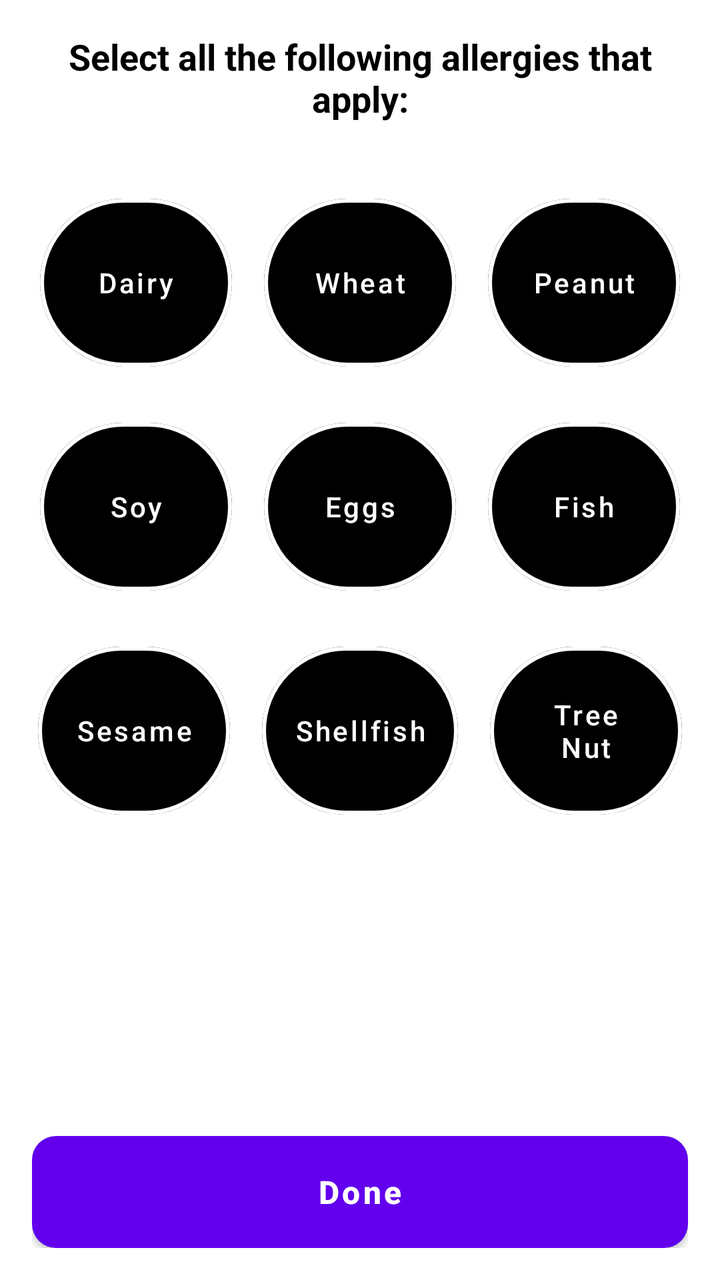
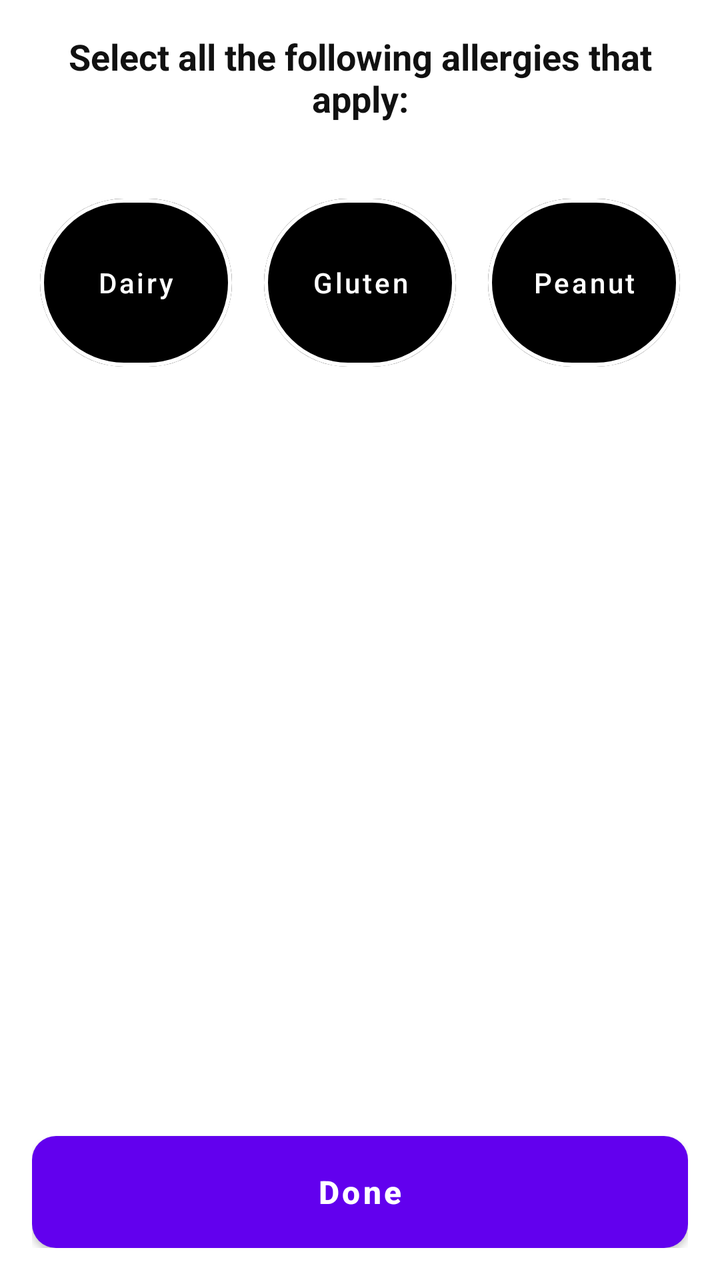

An Android layout rendered at two revisions. The XML below is the earlier revision; the diff shows what the commit changed to produce the second picture.
<!-- AndroidManifest.xml: application theme Theme.fitbite -->
<!-- res/layout/settings_changeallergies.xml -->
<?xml version="1.0" encoding="utf-8"?>
<androidx.constraintlayout.widget.ConstraintLayout
    xmlns:android="http://schemas.android.com/apk/res/android"
    xmlns:app="http://schemas.android.com/apk/res-auto"
    android:layout_width="match_parent"
    android:layout_height="match_parent"
    android:padding="16dp">

    
    <TextView
        android:id="@+id/tvTitle"
        android:layout_width="0dp"
        android:layout_height="wrap_content"
        android:text="Select all the following allergies that apply:"
        android:textColor="@color/textPrimary"
        android:textSize="18sp"
        android:textStyle="bold"
        android:gravity="center"
        app:layout_constraintTop_toTopOf="parent"
        app:layout_constraintStart_toStartOf="parent"
        app:layout_constraintEnd_toEndOf="parent" />

    
    <LinearLayout
        android:id="@+id/allergyRowsContainer"
        android:layout_width="wrap_content"
        android:layout_height="wrap_content"
        android:orientation="vertical"
        android:gravity="center"
        android:layout_marginTop="32dp"
        app:layout_constraintTop_toBottomOf="@id/tvTitle"
        app:layout_constraintStart_toStartOf="parent"
        app:layout_constraintEnd_toEndOf="parent">

        
        <LinearLayout
            android:layout_width="wrap_content"
            android:layout_height="wrap_content"
            android:orientation="horizontal"
            android:gravity="center"
            android:layout_marginBottom="16dp">

            <com.google.android.material.button.MaterialButton
                android:id="@+id/btnDairy"
                style="@style/Widget.MaterialComponents.Button.OutlinedButton"
                android:layout_width="96dp"
                android:layout_height="96dp"
                android:text="Dairy"
                android:textAllCaps="false"
                android:textColor="#FFFFFF"
                android:checkable="true"
                app:cornerRadius="48dp"
                app:strokeColor="#FFFFFF"
                app:strokeWidth="2dp"
                app:backgroundTint="@color/settings_allergybuttoncheck" />

            <com.google.android.material.button.MaterialButton
                android:id="@+id/btnWheat"
                style="@style/Widget.MaterialComponents.Button.OutlinedButton"
                android:layout_width="96dp"
                android:layout_height="96dp"
                android:layout_marginStart="16dp"
                android:text="Wheat"
                android:textAllCaps="false"
                android:textColor="#FFFFFF"
                android:checkable="true"
                app:cornerRadius="48dp"
                app:strokeColor="#FFFFFF"
                app:strokeWidth="2dp"
                app:backgroundTint="@color/settings_allergybuttoncheck" />

            <com.google.android.material.button.MaterialButton
                android:id="@+id/btnPeanut"
                style="@style/Widget.MaterialComponents.Button.OutlinedButton"
                android:layout_width="96dp"
                android:layout_height="96dp"
                android:layout_marginStart="16dp"
                android:text="Peanut"
                android:textAllCaps="false"
                android:textColor="#FFFFFF"
                android:checkable="true"
                app:cornerRadius="48dp"
                app:strokeColor="#FFFFFF"
                app:strokeWidth="2dp"
                app:backgroundTint="@color/settings_allergybuttoncheck" />
        </LinearLayout>

        
        <LinearLayout
            android:layout_width="wrap_content"
            android:layout_height="wrap_content"
            android:orientation="horizontal"
            android:gravity="center"
            android:layout_marginBottom="16dp">

            <com.google.android.material.button.MaterialButton
                android:id="@+id/btnSoy"
                style="@style/Widget.MaterialComponents.Button.OutlinedButton"
                android:layout_width="96dp"
                android:layout_height="96dp"
                android:text="Soy"
                android:textAllCaps="false"
                android:textColor="#FFFFFF"
                android:checkable="true"
                app:cornerRadius="48dp"
                app:strokeColor="#FFFFFF"
                app:strokeWidth="2dp"
                app:backgroundTint="@color/settings_allergybuttoncheck" />

            <com.google.android.material.button.MaterialButton
                android:id="@+id/btnEggs"
                style="@style/Widget.MaterialComponents.Button.OutlinedButton"
                android:layout_width="96dp"
                android:layout_height="96dp"
                android:layout_marginStart="16dp"
                android:text="Eggs"
                android:textAllCaps="false"
                android:textColor="#FFFFFF"
                android:checkable="true"
                app:cornerRadius="48dp"
                app:strokeColor="#FFFFFF"
                app:strokeWidth="2dp"
                app:backgroundTint="@color/settings_allergybuttoncheck" />

            <com.google.android.material.button.MaterialButton
                android:id="@+id/btnFish"
                style="@style/Widget.MaterialComponents.Button.OutlinedButton"
                android:layout_width="96dp"
                android:layout_height="96dp"
                android:layout_marginStart="16dp"
                android:text="Fish"
                android:textAllCaps="false"
                android:textColor="#FFFFFF"
                android:checkable="true"
                app:cornerRadius="48dp"
                app:strokeColor="#FFFFFF"
                app:strokeWidth="2dp"
                app:backgroundTint="@color/settings_allergybuttoncheck" />
        </LinearLayout>

        
        <LinearLayout
            android:layout_width="wrap_content"
            android:layout_height="wrap_content"
            android:orientation="horizontal"
            android:gravity="center">

            <com.google.android.material.button.MaterialButton
                android:id="@+id/btnSesame"
                style="@style/Widget.MaterialComponents.Button.OutlinedButton"
                android:layout_width="96dp"
                android:layout_height="96dp"
                android:text="Sesame"
                android:textAllCaps="false"
                android:textColor="#FFFFFF"
                android:checkable="true"
                app:cornerRadius="48dp"
                app:strokeColor="#FFFFFF"
                app:strokeWidth="2dp"
                app:backgroundTint="@color/settings_allergybuttoncheck" />

            <com.google.android.material.button.MaterialButton
                android:id="@+id/btnShellfish"
                style="@style/Widget.MaterialComponents.Button.OutlinedButton"
		android:layout_width="wrap_content"
		android:minWidth="96dp"
                android:layout_height="96dp"
                android:layout_marginStart="16dp"
                android:text="Shellfish"
                android:textAllCaps="false"
                android:textColor="#FFFFFF"
                android:checkable="true"
                app:cornerRadius="48dp"
                app:strokeColor="#FFFFFF"
                app:strokeWidth="2dp"
                app:backgroundTint="@color/settings_allergybuttoncheck" />

            <com.google.android.material.button.MaterialButton
                android:id="@+id/btnTreeNut"
                style="@style/Widget.MaterialComponents.Button.OutlinedButton"
                android:layout_width="96dp"
                android:layout_height="96dp"
                android:layout_marginStart="16dp"
                android:text="Tree Nut"
                android:textAllCaps="false"
                android:textColor="#FFFFFF"
                android:checkable="true"
                app:cornerRadius="48dp"
                app:strokeColor="#FFFFFF"
                app:strokeWidth="2dp"
                app:backgroundTint="@color/settings_allergybuttoncheck" />
        </LinearLayout>

    </LinearLayout>

    
    <Button
        android:id="@+id/btnDone"
        android:layout_width="0dp"
        android:layout_height="56dp"
        android:text="Done"
        android:textAllCaps="false"
        android:textSize="16sp"
        android:textStyle="bold"
        android:textColor="#FFFFFF"
        android:background="@drawable/button_enabled_background"
        app:layout_constraintBottom_toBottomOf="parent"
        app:layout_constraintStart_toStartOf="parent"
        app:layout_constraintEnd_toEndOf="parent" />

</androidx.constraintlayout.widget.ConstraintLayout>
<!-- resources referenced by this layout -->
<resources>
  <color name="textPrimary">#000000</color>
  <!-- drawable button_enabled_background (drawable) -->
  <shape xmlns:android="http://schemas.android.com/apk/res/android"
      android:shape="rectangle">
      <solid android:color="#FFFFFF" />
      <corners android:radius="12dp" />
  </shape>
  <style name="Theme.fitbite" parent="Theme.MaterialComponents.DayNight.NoActionBar">
          
          <item name="colorPrimary">@color/purple_500</item>
          <item name="colorPrimaryVariant">@color/purple_700</item>
          <item name="colorOnPrimary">@color/white</item>
          
          <item name="colorSecondary">@color/teal_200</item>
          <item name="colorSecondaryVariant">@color/teal_700</item>
          <item name="colorOnSecondary">@color/black</item>
          
          <item name="android:statusBarColor">?attr/colorPrimaryVariant</item>
          
      </style>
  <color name="purple_500">#FF6200EE</color>
  <color name="purple_700">#FF3700B3</color>
  <color name="white">#FFFFFFFF</color>
  <color name="teal_200">#FF03DAC5</color>
  <color name="teal_700">#FF018786</color>
  <color name="black">#FF000000</color>
</resources>

<!-- the commit's change to res/layout/settings_changeallergies.xml (unified diff, before → after) -->
@@ -22,175 +22,59 @@
 
     
     <LinearLayout
-        android:id="@+id/allergyRowsContainer"
+        android:id="@+id/allergyContainer"
         android:layout_width="wrap_content"
         android:layout_height="wrap_content"
-        android:orientation="vertical"
+        android:orientation="horizontal"
         android:gravity="center"
         android:layout_marginTop="32dp"
         app:layout_constraintTop_toBottomOf="@id/tvTitle"
         app:layout_constraintStart_toStartOf="parent"
         app:layout_constraintEnd_toEndOf="parent">
 
-        
-        <LinearLayout
-            android:layout_width="wrap_content"
-            android:layout_height="wrap_content"
-            android:orientation="horizontal"
-            android:gravity="center"
-            android:layout_marginBottom="16dp">
+        <com.google.android.material.button.MaterialButton
+            android:id="@+id/btnDairy"
+            style="@style/Widget.MaterialComponents.Button.OutlinedButton"
+            android:layout_width="96dp"
+            android:layout_height="96dp"
+            android:text="Dairy"
+            android:textAllCaps="false"
+            android:textColor="#FFFFFF"
+            android:checkable="true"
+            app:cornerRadius="48dp"
+            app:strokeColor="#FFFFFF"
+            app:strokeWidth="2dp"
+	    app:backgroundTint="@color/settings_allergybuttoncheck" />
 
-            <com.google.android.material.button.MaterialButton
-                android:id="@+id/btnDairy"
-                style="@style/Widget.MaterialComponents.Button.OutlinedButton"
-                android:layout_width="96dp"
-                android:layout_height="96dp"
-                android:text="Dairy"
-                android:textAllCaps="false"
-                android:textColor="#FFFFFF"
-                android:checkable="true"
-                app:cornerRadius="48dp"
-                app:strokeColor="#FFFFFF"
-                app:strokeWidth="2dp"
-                app:backgroundTint="@color/settings_allergybuttoncheck" />
+        <com.google.android.material.button.MaterialButton
+            android:id="@+id/btnGluten"
+            style="@style/Widget.MaterialComponents.Button.OutlinedButton"
+            android:layout_width="96dp"
+            android:layout_height="96dp"
+            android:layout_marginStart="16dp"
+            android:text="Gluten"
+            android:textAllCaps="false"
+            android:textColor="#FFFFFF"
+            android:checkable="true"
+            app:cornerRadius="48dp"
+            app:strokeColor="#FFFFFF"
+            app:strokeWidth="2dp"
+	    app:backgroundTint="@color/settings_allergybuttoncheck" />
 
-            <com.google.android.material.button.MaterialButton
-                android:id="@+id/btnWheat"
-                style="@style/Widget.MaterialComponents.Button.OutlinedButton"
-                android:layout_width="96dp"
-                android:layout_height="96dp"
-                android:layout_marginStart="16dp"
-                android:text="Wheat"
-                android:textAllCaps="false"
-                android:textColor="#FFFFFF"
-                android:checkable="true"
-                app:cornerRadius="48dp"
-                app:strokeColor="#FFFFFF"
-                app:strokeWidth="2dp"
-                app:backgroundTint="@color/settings_allergybuttoncheck" />
-
-            <com.google.android.material.button.MaterialButton
-                android:id="@+id/btnPeanut"
-                style="@style/Widget.MaterialComponents.Button.OutlinedButton"
-                android:layout_width="96dp"
-                android:layout_height="96dp"
-                android:layout_marginStart="16dp"
-                android:text="Peanut"
-                android:textAllCaps="false"
-                android:textColor="#FFFFFF"
-                android:checkable="true"
-                app:cornerRadius="48dp"
-                app:strokeColor="#FFFFFF"
-                app:strokeWidth="2dp"
-                app:backgroundTint="@color/settings_allergybuttoncheck" />
-        </LinearLayout>
-
-        
-        <LinearLayout
-            android:layout_width="wrap_content"
-            android:layout_height="wrap_content"
-            android:orientation="horizontal"
-            android:gravity="center"
-            android:layout_marginBottom="16dp">
-
-            <com.google.android.material.button.MaterialButton
-                android:id="@+id/btnSoy"
-                style="@style/Widget.MaterialComponents.Button.OutlinedButton"
-                android:layout_width="96dp"
-                android:layout_height="96dp"
-                android:text="Soy"
-                android:textAllCaps="false"
-                android:textColor="#FFFFFF"
-                android:checkable="true"
-                app:cornerRadius="48dp"
-                app:strokeColor="#FFFFFF"
-                app:strokeWidth="2dp"
-                app:backgroundTint="@color/settings_allergybuttoncheck" />
-
-            <com.google.android.material.button.MaterialButton
-                android:id="@+id/btnEggs"
-                style="@style/Widget.MaterialComponents.Button.OutlinedButton"
-                android:layout_width="96dp"
-                android:layout_height="96dp"
-                android:layout_marginStart="16dp"
-                android:text="Eggs"
-                android:textAllCaps="false"
-                android:textColor="#FFFFFF"
-                android:checkable="true"
-                app:cornerRadius="48dp"
-                app:strokeColor="#FFFFFF"
-                app:strokeWidth="2dp"
-                app:backgroundTint="@color/settings_allergybuttoncheck" />
-
-            <com.google.android.material.button.MaterialButton
-                android:id="@+id/btnFish"
-                style="@style/Widget.MaterialComponents.Button.OutlinedButton"
-                android:layout_width="96dp"
-                android:layout_height="96dp"
-                android:layout_marginStart="16dp"
-                android:text="Fish"
-                android:textAllCaps="false"
-                android:textColor="#FFFFFF"
-                android:checkable="true"
-                app:cornerRadius="48dp"
-                app:strokeColor="#FFFFFF"
-                app:strokeWidth="2dp"
-                app:backgroundTint="@color/settings_allergybuttoncheck" />
-        </LinearLayout>
-
-        
-        <LinearLayout
-            android:layout_width="wrap_content"
-            android:layout_height="wrap_content"
-            android:orientation="horizontal"
-            android:gravity="center">
-
-            <com.google.android.material.button.MaterialButton
-                android:id="@+id/btnSesame"
-                style="@style/Widget.MaterialComponents.Button.OutlinedButton"
-                android:layout_width="96dp"
-                android:layout_height="96dp"
-                android:text="Sesame"
-                android:textAllCaps="false"
-                android:textColor="#FFFFFF"
-                android:checkable="true"
-                app:cornerRadius="48dp"
-                app:strokeColor="#FFFFFF"
-                app:strokeWidth="2dp"
-                app:backgroundTint="@color/settings_allergybuttoncheck" />
-
-            <com.google.android.material.button.MaterialButton
-                android:id="@+id/btnShellfish"
-                style="@style/Widget.MaterialComponents.Button.OutlinedButton"
-		android:layout_width="wrap_content"
-		android:minWidth="96dp"
-                android:layout_height="96dp"
-                android:layout_marginStart="16dp"
-                android:text="Shellfish"
-                android:textAllCaps="false"
-                android:textColor="#FFFFFF"
-                android:checkable="true"
-                app:cornerRadius="48dp"
-                app:strokeColor="#FFFFFF"
-                app:strokeWidth="2dp"
-                app:backgroundTint="@color/settings_allergybuttoncheck" />
-
-            <com.google.android.material.button.MaterialButton
-                android:id="@+id/btnTreeNut"
-                style="@style/Widget.MaterialComponents.Button.OutlinedButton"
-                android:layout_width="96dp"
-                android:layout_height="96dp"
-                android:layout_marginStart="16dp"
-                android:text="Tree Nut"
-                android:textAllCaps="false"
-                android:textColor="#FFFFFF"
-                android:checkable="true"
-                app:cornerRadius="48dp"
-                app:strokeColor="#FFFFFF"
-                app:strokeWidth="2dp"
-                app:backgroundTint="@color/settings_allergybuttoncheck" />
-        </LinearLayout>
-
+        <com.google.android.material.button.MaterialButton
+            android:id="@+id/btnPeanut"
+            style="@style/Widget.MaterialComponents.Button.OutlinedButton"
+            android:layout_width="96dp"
+            android:layout_height="96dp"
+            android:layout_marginStart="16dp"
+            android:text="Peanut"
+            android:textAllCaps="false"
+            android:textColor="#FFFFFF"
+            android:checkable="true"
+            app:cornerRadius="48dp"
+            app:strokeColor="#FFFFFF"
+            app:strokeWidth="2dp"
+	    app:backgroundTint="@color/settings_allergybuttoncheck" />
     </LinearLayout>
 
     
<!-- resource entries referenced after the edit -->
@@ -1,6 +1,6 @@
 <!-- resources referenced by this layout -->
 <resources>
-  <color name="textPrimary">#000000</color>
+  <color name="textPrimary">#111111</color>
   <!-- drawable button_enabled_background (drawable) -->
   <shape xmlns:android="http://schemas.android.com/apk/res/android"
       android:shape="rectangle">
